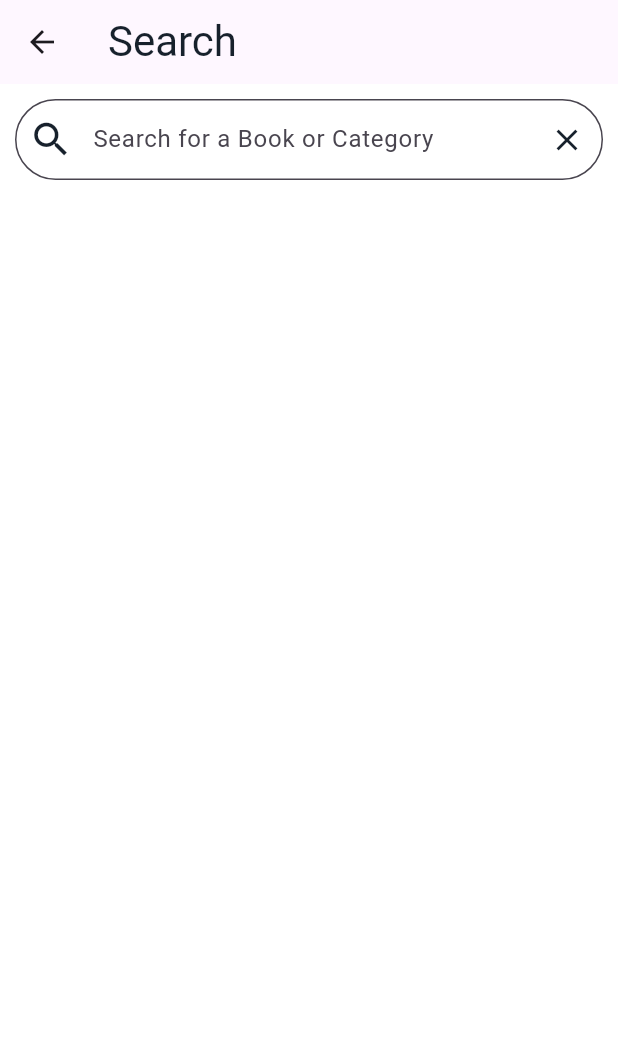
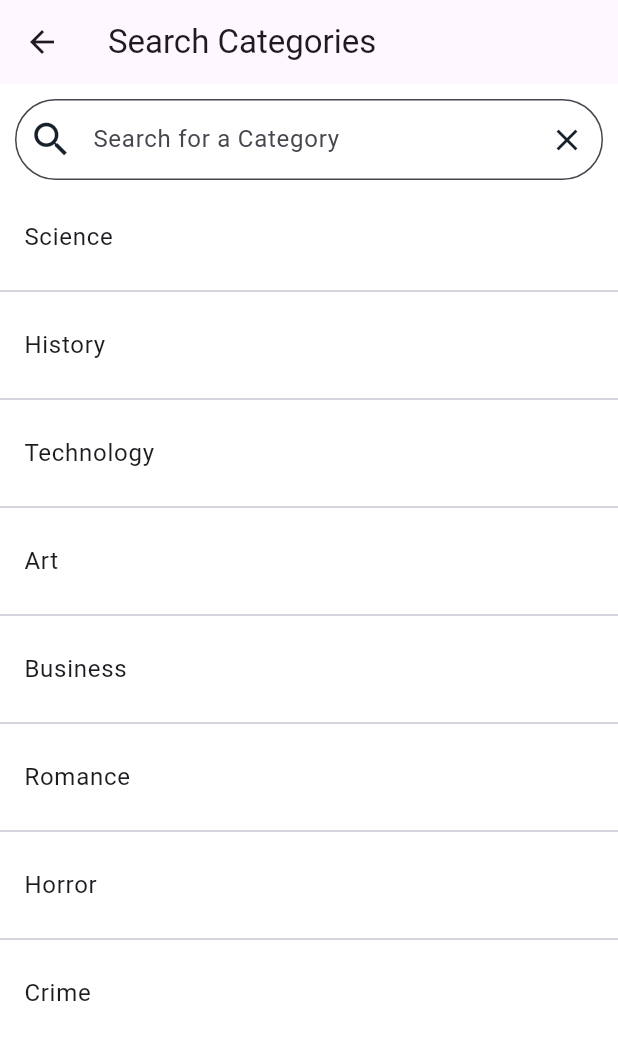
Before and after one commit to Omniamohamed02/BookStore, a Flutter app: the screen it shows once a user with an empty profile is signed in, after a tap on the "search" icon, on a phone screen of 412 x 824 dp. Shown: the top 1040 px of the screen. Run offline on Flutter 3.47's test engine with Material 3 defaults, Android fonts, the phone set to English and light mode, and no system bars; our stand-ins replace dio, firebase_auth, firebase_core, flutter_bloc, get; accounts and stored records are empty; network calls fail.

Commit message:
searchPages

```diff
--- a/lib/model/book.dart
+++ b/lib/model/book.dart
@@ -25,4 +25,5 @@ class Book {
   factory Book.fromJson(Map<String, dynamic> json) => _$BookFromJson(json);
 
   Map<String, dynamic> toJson() => _$BookToJson(this);
+
 }
--- a/lib/service/book_service.dart
+++ b/lib/service/book_service.dart
@@ -21,14 +21,14 @@ class BookService {
 
   Future<Map<String, List<Book>>> fetchBooksFromCategories() async {
     List<String> categories = [
-      "science",
-      "history",
-      "technology",
-      "art",
-      "business",
-      "romance",
-      "horror",
-      "crime"
+      "Science",
+      "History",
+      "Technology",
+      "Art",
+      "Business",
+      "Romance",
+      "Horror",
+      "Crime"
     ];
 
     Map<String, List<Book>> allBooks = {};
--- a/lib/views/pages/category.dart
+++ b/lib/views/pages/category.dart
@@ -1,4 +1,4 @@
-import 'package:bookstore/views/pages/search_page.dart';
+import 'package:bookstore/views/pages/searchcategory.dart';
 import 'package:bookstore/views/widget/category_card.dart';
 import 'package:flutter/material.dart';
 import '../../model/book.dart';
@@ -21,7 +21,7 @@ class CategoryPage extends StatelessWidget {
                Navigator.push(
                   context,
                   MaterialPageRoute(
-                   builder: (context) => CustomSearchPage(book: books),
+                   builder: (context) => SearchBooksInCategory(books: books, category: category),
                       ),
     );}, icon: Icon(Icons.search))
         ],
--- a/lib/views/pages/description.dart
+++ b/lib/views/pages/description.dart
@@ -2,7 +2,6 @@ import 'package:bookstore/model/book.dart';
 import 'package:bookstore/providers/cart_provider.dart';
 import 'package:bookstore/providers/favorite_provider.dart';
 import 'package:bookstore/providers/theme_provider.dart';
-import 'package:bookstore/views/pages/cart_page.dart';
 import 'package:flutter/material.dart';
 import 'package:provider/provider.dart';
 
--- a/lib/views/pages/home.dart
+++ b/lib/views/pages/home.dart
@@ -11,8 +11,9 @@ import '../../service/book_service.dart';
 
 
 class HomePage extends StatelessWidget {
-  HomePage({super.key});
-  final List<Book>book=[];
+  HomePage({super.key,});
+
+
 
   @override
   Widget build(BuildContext context) {
@@ -23,17 +24,18 @@ class HomePage extends StatelessWidget {
         backgroundColor: themeProvider.isDarkMode ? Color(0xFF303E44) : Colors.white,
       appBar: AppBar(
         backgroundColor:themeProvider.isDarkMode ? Color(0xFF303E44) : Color(0xFFF2D9BB),
+        leading: IconButton(onPressed: (){ Navigator.push(
+          context,
+          MaterialPageRoute(
+              builder: (context) => SearchCategories()
+          ),
+        );}, icon: Icon(Icons.search)),
         actions: [
           IconButton(onPressed: (){
             Navigator.push(context, MaterialPageRoute(
                 builder: (context) =>CartPage()));
            }, icon: Icon(Icons.shopping_cart,)),
-          IconButton(onPressed: (){ Navigator.push(
-            context,
-            MaterialPageRoute(
-              builder: (context) => CustomSearchPage(book: book),
-            ),
-          );}, icon: Icon(Icons.search))
+
            ]),
 
       body: Padding(
--- a/lib/views/pages/search_page.dart
+++ b/lib/views/pages/search_page.dart
@@ -1,108 +1,75 @@
+import 'package:bookstore/service/book_service.dart';
 import 'package:flutter/material.dart';
+import 'package:provider/provider.dart';
 import '../../model/book.dart';
-import 'package:bookstore/views/pages/category.dart';
-import 'package:bookstore/views/pages/description.dart';
+import '../../providers/theme_provider.dart';
+import 'category.dart';
 
-class CustomSearchPage extends StatefulWidget {
-  final List<Book> book;
+class SearchCategories extends StatefulWidget {
   final List<String> categories = [
-    "science",
-    "history",
-    "technology",
-    "art",
-    "business",
-    "romance",
-    "horror",
-    "crime"
+    "Science",
+    "History",
+    "Technology",
+    "Art",
+    "Business",
+    "Romance",
+    "Horror",
+    "Crime"
   ];
 
-  CustomSearchPage({super.key, required this.book});
+  SearchCategories({super.key});
 
   @override
-  _CustomSearchBarState createState() => _CustomSearchBarState();
+  _SearchCategoriesState createState() => _SearchCategoriesState();
 }
 
-class _CustomSearchBarState extends State<CustomSearchPage> {
+class _SearchCategoriesState extends State<SearchCategories> {
   TextEditingController searchController = TextEditingController();
   List<String> suggestions = [];
-  List<Book>? books;
+  Map<String, List<Book>>? allBooks;
 
   @override
   void initState() {
     super.initState();
-    loadBooks();
+    fetchBooksFromCategories();
   }
 
-  void loadBooks() async {
-    books = (await widget.book) as List<Book>?;
+  Future<void> fetchBooksFromCategories() async {
+    try {
+      BookService bookService = BookService();
+      allBooks = await bookService.fetchBooksFromCategories();
       setState(() {});
+    } catch (e) {
+      print('Error fetching books: $e');
+    }
+  }
+
+  List<Book> getBooksByCategory(String category) {
+    if (allBooks == null || !allBooks!.containsKey(category)) return [];
+    return allBooks![category]!;
   }
 
   void filterSuggestions(String query) {
     List<String> matches = [];
-    if (query.isNotEmpty && books != null) {
-      matches.addAll(widget.categories.where(
-              (category) =>
-              category.toLowerCase().contains(query.toLowerCase())));
-      matches.addAll(books!
-          .map((book) => book.title)
-          .where((title) => title.toLowerCase().contains(query.toLowerCase())));
+    if (query.isNotEmpty) {
+      matches.addAll(widget.categories.where((category) => category.toLowerCase().contains(query.toLowerCase())));
     }
     setState(() {
       suggestions = matches;
     });
   }
 
-  void navigateToCategory(String category) {
-
-    List<Book> filteredBooks = books!.where((book) => book.category == category).toList();
-
-    Navigator.push(
-      context,
-      MaterialPageRoute(
-        builder: (context) => CategoryPage(category: category, books: [],),
-      ),
-    );
-  }
-
-  void navigateToBookDescription(String bookTitle) {
-    Book? selectedBook = books!.firstWhere(
-          (book) => book.title == bookTitle,
-      orElse: () =>
-          Book(
-            title: 'Unknown',
-            authors: 'Unknown',
-            thumbnail: '',
-            pageCount: 0,
-            publishedDate: '',
-            description: '',
-            category: '',
-          ),
-    );
-
-    Navigator.push(
-      context,
-      MaterialPageRoute(
-        builder: (context) =>
-            Description(book: selectedBook,),
-      ),
-    );
-  }
-
   @override
   Widget build(BuildContext context) {
+    final themeProvider = Provider.of<ThemesProvider>(context);
+
     return Scaffold(
       appBar: AppBar(
-          title: Text(
-            'Search',
-            style: TextStyle(
-              fontSize: 28,
-              color: Color(0xFF17212C),
+        title: Text('Search Categories'),
       ),
-          ),
-        ),
-        backgroundColor: Colors.white,
-        body: Column(
+      body: allBooks == null
+          ? Center(child: CircularProgressIndicator())
+          : Column(
         children: [
           Container(
             margin: const EdgeInsets.all(10.0),
@@ -114,12 +81,10 @@ class _CustomSearchBarState extends State<CustomSearchPage> {
                 contentPadding: const EdgeInsets.symmetric(vertical: 15.0),
                 border: OutlineInputBorder(
                   borderRadius: BorderRadius.circular(30.0),
-                      borderSide:
-                      const BorderSide(width: 0.8, color: Color(0xFF17212C)),
+                  borderSide: const BorderSide(width: 0.8, color: Color(0xFF17212C)),
                 ),
-                    hintText: 'Search for a Book or Category',
-                    prefixIcon: const Icon(Icons.search,
-                        size: 30, color: Color(0xFF17212C)),
+                hintText: 'Search for a Category',
+                prefixIcon: const Icon(Icons.search, size: 30, color: Color(0xFF17212C)),
                 suffixIcon: IconButton(
                   onPressed: () {
                     searchController.clear();
@@ -136,31 +101,50 @@ class _CustomSearchBarState extends State<CustomSearchPage> {
             ),
           ),
           Expanded(
-                child: suggestions.isNotEmpty
-                    ? Container(
-                  margin: const EdgeInsets.symmetric(horizontal: 10.0),
-                  child: ListView.separated(
+            child: suggestions.isNotEmpty && searchController.text.isNotEmpty
+                ? ListView.separated(
               itemCount: suggestions.length,
-                    separatorBuilder: (context, index) =>
-                        Divider(color: Colors.grey),
+              separatorBuilder: (context, index) => Divider(),
               itemBuilder: (context, index) {
                 return ListTile(
                   title: Text(suggestions[index]),
                   onTap: () {
-
-                          if (widget.categories.contains(suggestions[index])) {
-
-                            navigateToCategory(suggestions[index]);
-                          } else {
-
-                            navigateToBookDescription(suggestions[index]);
-                          }
+                    Navigator.push(
+                      context,
+                      MaterialPageRoute(
+                        builder: (context) => CategoryPage(
+                          books: getBooksByCategory(suggestions[index]),
+                          category: suggestions[index],
+                        ),
+                      ),
+                    );
+                  },
+                );
+              },
+            )
+                : ListView.separated(
+              itemCount: widget.categories.length,
+              separatorBuilder: (context, index) => Divider(),
+              itemBuilder: (context, index) {
+                return ListTile(
+                  title: Text(widget.categories[index]),
+                  onTap: () {
+                    Navigator.push(
+                      context,
+                      MaterialPageRoute(
+                        builder: (context) => CategoryPage(
+                          books: getBooksByCategory(widget.categories[index]),
+                          category: widget.categories[index],
+                        ),
+                      ),
+                    );
                   },
                 );
               },
             ),
-                )
-                    : Container(),
-              )
-            ]));
-  }}
+          ),
+        ],
+      ),
+    );
+  }
+}
```
Also changed, not shown: lib/views/pages/searchcategory.dart (added, +131 -0 lines). Lines whose indentation alone changed are shown as unchanged.
